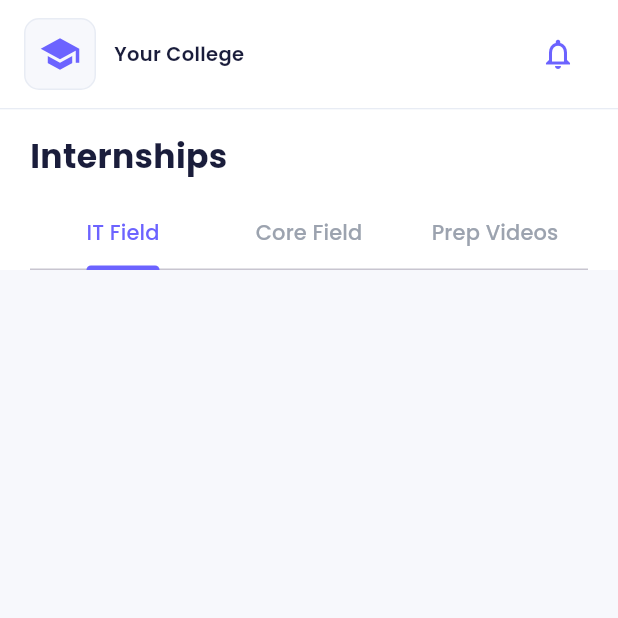
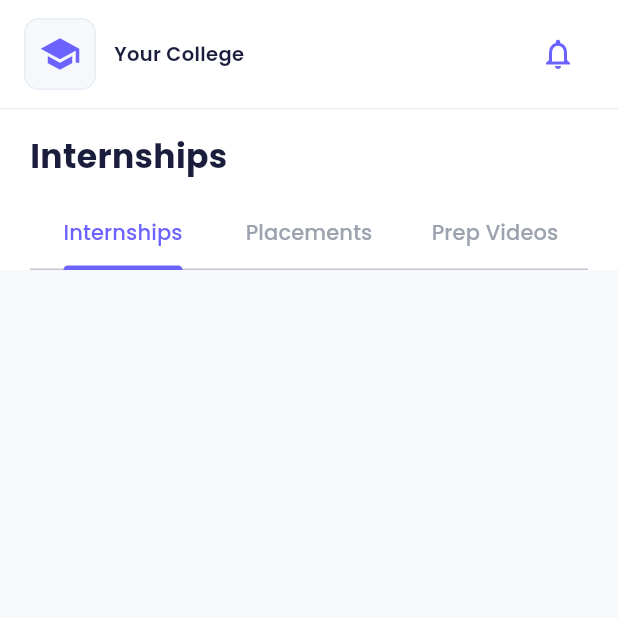
Before and after one commit to DUBASI123/MyVault, a Flutter app: the InternshipsScreen screen opened by its route, on a phone screen of 412 x 824 dp, the top half of it. Run offline on Flutter 3.47's test engine with Material 3 defaults, Android fonts, the phone set to English and light mode, and no system bars; our stand-ins replace cached_network_image, dio, file_picker, flutter_animate, flutter_riverpod, flutter_secure_storage and 8 more; accounts and stored records are empty.

Commit message:
feat: align Placement Desk uploads with Internships and Placements tabs in Internships Hub

```diff
--- a/lib/core/services/app_data_service.dart
+++ b/lib/core/services/app_data_service.dart
@@ -108,13 +108,11 @@ class AppDataService {
     return [];
   }
 
-  static Future<List<Map<String, dynamic>>> getInternships({String? type}) async {
+  static Future<List<Map<String, dynamic>>> getInternships({List<String>? types}) async {
     if (EnvConfig.isBackendConfigured) {
       try {
-        final list = await ApiClient.getList('/content/internships', query: {
-          if (type != null) 'type': type,
-        });
-        return list.map((e) {
+        final list = await ApiClient.getList('/content/internships');
+        final mappedList = list.map((e) {
           final m = Map<String, dynamic>.from(e as Map<String, dynamic>);
           return {
             'id': m['id']?.toString(),
@@ -130,6 +128,11 @@ class AppDataService {
             'status': m['status'],
           };
         }).toList();
+
+        if (types != null && types.isNotEmpty) {
+          return mappedList.where((item) => types.contains(item['type'])).toList();
+        }
+        return mappedList;
       } catch (e) {
         debugPrint('Backend internships error, falling back to Supabase: $e');
       }
@@ -137,8 +140,8 @@ class AppDataService {
     if (SupabaseService.isAvailable) {
       try {
         var query = SupabaseService.client.from('internships').select();
-        if (type != null) {
-          query = query.eq('type', type);
+        if (types != null && types.isNotEmpty) {
+          query = query.inFilter('type', types);
         }
         final response = await query.order('created_at', ascending: false);
         return (response as List).map((e) {
--- a/lib/features/internships/internships_screen.dart
+++ b/lib/features/internships/internships_screen.dart
@@ -60,8 +60,8 @@ class _InternshipsScreenState extends ConsumerState<InternshipsScreen>
                   unselectedLabelColor: AppColors.textLight,
                   indicatorColor: AppColors.primary,
                   tabs: const [
-                    Tab(text: 'IT Field'),
-                    Tab(text: 'Core Field'),
+                    Tab(text: 'Internships'),
+                    Tab(text: 'Placements'),
                     Tab(text: 'Prep Videos'),
                   ],
                 ),
@@ -72,8 +72,8 @@ class _InternshipsScreenState extends ConsumerState<InternshipsScreen>
             child: TabBarView(
               controller: _tabController,
               children: [
-                _list('IT'),
-                _list('core'),
+                _list(['internship', 'IT']),
+                _list(['placement', 'job', 'core']),
                 _videosList(),
               ],
             ),
@@ -83,9 +83,9 @@ class _InternshipsScreenState extends ConsumerState<InternshipsScreen>
     );
   }
 
-  Widget _list(String type) {
+  Widget _list(List<String> types) {
     return FutureBuilder<List<Map<String, dynamic>>>(
-      future: AppDataService.getInternships(type: type),
+      future: AppDataService.getInternships(types: types),
       builder: (context, snap) {
         if (snap.connectionState == ConnectionState.waiting) {
           return const Center(child: CircularProgressIndicator());
```
